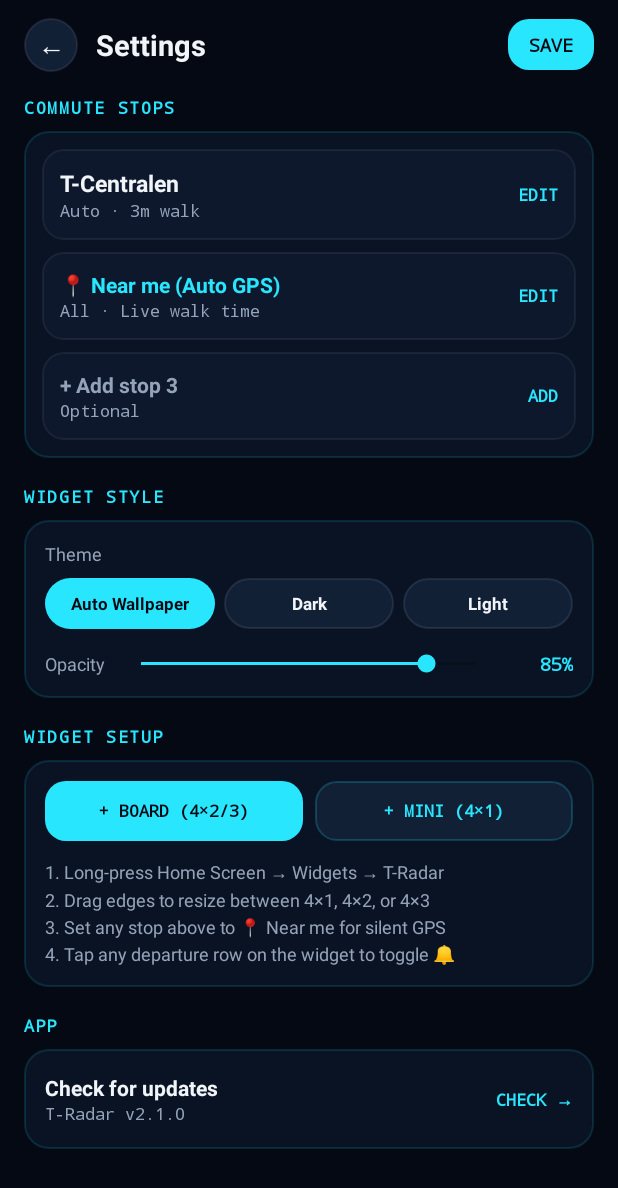
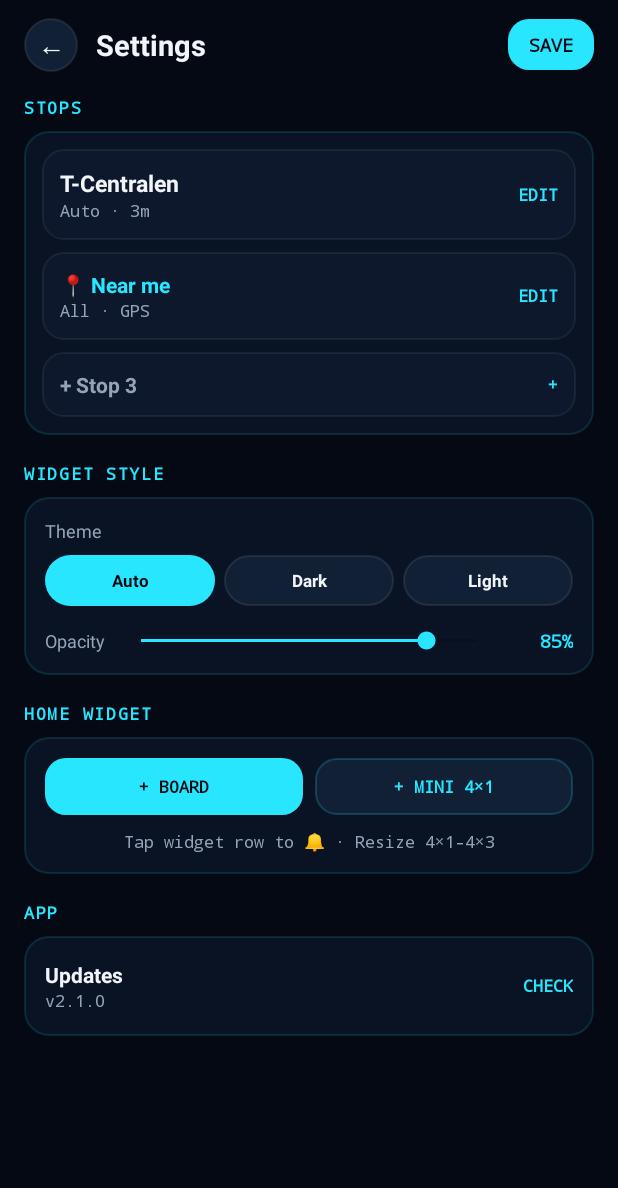
Before and after one commit to dnyx-fd3/sthlm-metro-android, an Android app: the screen it shows after launch (SettingsActivity), after a tap on an icon or button, on a phone screen of 412 x 824 dp. Shown: the top 1188 px of the screen. Run offline under Robolectric (Android 15) with nearby library versions, the phone set to English and light mode, and no system bars; network calls fail; pictures from the network do not load.

Commit message:
Multi-mode Near Me feed and streamlined app UI

```diff
--- a/app/src/main/java/se/dnyx/sthlmmetro/SettingsActivity.kt
+++ b/app/src/main/java/se/dnyx/sthlmmetro/SettingsActivity.kt
@@ -56,7 +56,7 @@ class SettingsActivity : AppCompatActivity() {
             val ok = grants[Manifest.permission.ACCESS_FINE_LOCATION] == true ||
                 grants[Manifest.permission.ACCESS_COARSE_LOCATION] == true
             if (ok) {
-                Toast.makeText(this, "📍 Near me ready — updates silently on widget!", Toast.LENGTH_SHORT).show()
+                Toast.makeText(this, "📍 Near me ready", Toast.LENGTH_SHORT).show()
             }
         }
 
@@ -214,7 +214,7 @@ class SettingsActivity : AppCompatActivity() {
             AnalyticsHelper.logWidgetPinned(this, styleName)
             manager.requestPinAppWidget(provider, null, null)
         } else {
-            Toast.makeText(this, "Long-press Home Screen → Widgets → T-Radar to add.", Toast.LENGTH_LONG).show()
+            Toast.makeText(this, "Long-press Home → Widgets → T-Radar", Toast.LENGTH_LONG).show()
         }
     }
 
@@ -353,21 +353,22 @@ class SettingsActivity : AppCompatActivity() {
         for (i in 0 until 3) {
             val s = slots[i]
             if (s != null) {
+                slotMetas[i].visibility = View.VISIBLE
                 if (s.isNearMe) {
-                    slotNames[i].text = "📍 Near me (Auto GPS)"
+                    slotNames[i].text = "📍 Near me"
                     slotNames[i].setTextColor(cyan)
-                    slotMetas[i].text = "${s.filter.label} · Live walk time"
+                    slotMetas[i].text = "${s.filter.label} · GPS"
                 } else {
                     slotNames[i].text = s.stationName
                     slotNames[i].setTextColor(primary)
-                    slotMetas[i].text = "${s.filter.label} · ${s.walkMinutes}m walk"
+                    slotMetas[i].text = "${s.filter.label} · ${s.walkMinutes}m"
                 }
                 slotActions[i]?.text = "EDIT"
             } else {
-                slotNames[i].text = "+ Add stop ${i + 1}"
+                slotNames[i].text = "+ Stop ${i + 1}"
                 slotNames[i].setTextColor(secondary)
-                slotMetas[i].text = "Optional"
-                slotActions[i]?.text = "ADD"
+                slotMetas[i].visibility = View.GONE
+                slotActions[i]?.text = "+"
             }
         }
     }
@@ -384,9 +385,9 @@ class SettingsActivity : AppCompatActivity() {
 
     private fun renderVersionLabel() {
         versionLabel.text = if (AnalyticsHelper.isDevExcluded(this)) {
-            "T-Radar v${BuildConfig.VERSION_NAME} · 🧪 TESTER"
+            "v${BuildConfig.VERSION_NAME} · 🧪 TESTER"
         } else {
-            "T-Radar v${BuildConfig.VERSION_NAME}"
+            "v${BuildConfig.VERSION_NAME}"
         }
     }
 
--- a/app/src/main/java/se/dnyx/sthlmmetro/SlApiClient.kt
+++ b/app/src/main/java/se/dnyx/sthlmmetro/SlApiClient.kt
@@ -38,7 +38,8 @@ data class StationOption(
     val name: String,
     val subtitle: String = "",
     val lat: Double = Double.NaN,
-    val lon: Double = Double.NaN
+    val lon: Double = Double.NaN,
+    val modes: Set<String> = emptySet()
 )
 
 object SlApiClient {
@@ -52,21 +53,24 @@ object SlApiClient {
     )
 
     val POPULAR_STATIONS = listOf(
-        StationOption(9001, "T-Centralen", "Metro · Pendeltåg", 59.3310, 18.0593),
-        StationOption(9203, "Universitetet", "Metro 14 · Roslagsbanan · Bus 50", 59.3656, 18.0550),
-        StationOption(9117, "Odenplan", "Metro · Pendeltåg · Bus", 59.3428, 18.0499),
-        StationOption(9600, "Stockholms östra", "Roslagsbanan · KTH", 59.3457, 18.0715),
-        StationOption(9192, "Slussen", "Metro Red/Green · Bus", 59.3195, 18.0722),
-        StationOption(9189, "Gullmarsplan", "Metro Green · Tvärbanan", 59.2989, 18.0810),
-        StationOption(9220, "Ropsten", "Metro 13 · Lidingöbanan", 59.3574, 18.1024),
-        StationOption(9293, "Liljeholmen", "Metro Red · Tvärbanan", 59.3106, 18.0227),
-        StationOption(9112, "Alvik", "Metro Green · Tvärbanan", 59.3335, 17.9806),
-        StationOption(9305, "Västra skogen", "Metro Blue 10/11", 59.3474, 18.0038),
-        StationOption(9529, "Älvsjö", "Pendeltåg 40–48", 59.2784, 18.0108),
-        StationOption(9509, "Solna", "Pendeltåg · Tvärbanan", 59.3653, 18.0099),
-        StationOption(9109, "Brommaplan", "Metro Green · Bus", 59.3385, 17.9396),
-        StationOption(7006, "Flemingsberg", "Pendeltåg · Campus", 59.2185, 17.9467)
+        StationOption(9001, "T-Centralen", "Metro · Pendel · Tram", 59.3310, 18.0593, setOf("METRO", "TRAIN", "TRAM", "BUS")),
+        StationOption(9203, "Universitetet", "Metro 14 · Roslagsbanan · Bus", 59.3656, 18.0550, setOf("METRO", "TRAIN", "BUS")),
+        StationOption(9117, "Odenplan", "Metro · Pendel · Bus", 59.3428, 18.0499, setOf("METRO", "TRAIN", "BUS")),
+        StationOption(9600, "Stockholms östra", "Roslagsbanan · Metro", 59.3457, 18.0715, setOf("TRAIN", "METRO", "BUS")),
+        StationOption(9192, "Slussen", "Metro · Saltsjöbanan · Bus", 59.3195, 18.0722, setOf("METRO", "TRAIN", "BUS", "SHIP")),
+        StationOption(9189, "Gullmarsplan", "Metro · Tvärbanan · Bus", 59.2989, 18.0810, setOf("METRO", "TRAM", "BUS")),
+        StationOption(9220, "Ropsten", "Metro 13 · Lidingöbanan", 59.3574, 18.1024, setOf("METRO", "TRAM", "BUS")),
+        StationOption(9293, "Liljeholmen", "Metro · Tvärbanan · Bus", 59.3106, 18.0227, setOf("METRO", "TRAM", "BUS")),
+        StationOption(9112, "Alvik", "Metro · Tvärbanan · Nockeby", 59.3335, 17.9806, setOf("METRO", "TRAM", "BUS")),
+        StationOption(9305, "Västra skogen", "Metro Blue 10/11", 59.3474, 18.0038, setOf("METRO", "BUS")),
+        StationOption(9529, "Älvsjö", "Pendeltåg 40–48", 59.2784, 18.0108, setOf("TRAIN", "BUS")),
+        StationOption(9509, "Solna", "Pendeltåg · Tvärbanan", 59.3653, 18.0099, setOf("TRAIN", "TRAM", "BUS")),
+        StationOption(9109, "Brommaplan", "Metro Green · Bus", 59.3385, 17.9396, setOf("METRO", "BUS")),
+        StationOption(7006, "Flemingsberg", "Pendeltåg · Campus", 59.2185, 17.9467, setOf("TRAIN", "BUS"))
     )
+
+    private val POPULAR_MODES_BY_ID: Map<Int, Set<String>> =
+        POPULAR_STATIONS.associate { it.siteId to it.modes }
 
     private fun httpGet(urlStr: String, timeoutMs: Int = 12000): String {
         val conn = (URL(urlStr).openConnection() as HttpURLConnection).apply {
@@ -166,7 +170,11 @@ object SlApiClient {
     }
 
     fun fetchAllSites(): List<StationOption> {
-        val raw = httpGet("$BASE_URL/sites", timeoutMs = 15000)
+        val raw = try {
+            httpGet("$BASE_URL/sites?expand=true", timeoutMs = 20000)
+        } catch (_: Exception) {
+            httpGet("$BASE_URL/sites", timeoutMs = 15000)
+        }
         val arr = JSONArray(raw)
         val out = ArrayList<StationOption>(arr.length())
         for (i in 0 until arr.length()) {
@@ -176,7 +184,23 @@ object SlApiClient {
             if (id > 0 && name.isNotEmpty()) {
                 val lat = obj.optDouble("lat", Double.NaN)
                 val lon = obj.optDouble("lon", Double.NaN)
-                out.add(StationOption(id, name, "SL #$id", lat, lon))
+                val modes = mutableSetOf<String>()
+                val stopAreas = obj.optJSONArray("stop_areas")
+                if (stopAreas != null) {
+                    for (j in 0 until stopAreas.length()) {
+                        val sa = stopAreas.optJSONObject(j) ?: continue
+                        val type = sa.optString("type", "").uppercase()
+                        when {
+                            type.contains("METRO") -> modes.add("METRO")
+                            type.contains("RAIL") || type.contains("TRAIN") -> modes.add("TRAIN")
+                            type.contains("TRAM") -> modes.add("TRAM")
+                            type.contains("SHIP") || type.contains("FERRY") -> modes.add("SHIP")
+                            type.contains("BUS") -> modes.add("BUS")
+                        }
+                    }
+                }
+                POPULAR_MODES_BY_ID[id]?.let { modes.addAll(it) }
+                out.add(StationOption(id, name, "SL #$id", lat, lon, modes))
             }
         }
         return out
--- a/app/src/main/java/se/dnyx/sthlmmetro/WidgetPrefs.kt
+++ b/app/src/main/java/se/dnyx/sthlmmetro/WidgetPrefs.kt
@@ -112,8 +112,8 @@ object WidgetPrefs {
     private const val LEGACY_SLOTS_JSON = "slots_json_"
     private const val LEGACY_OPACITY = "opacity_pct_"
 
-    private const val KEY_SITES_JSON = "cached_sites_v2_json"
-    private const val KEY_SITES_FETCHED_MS = "cached_sites_v2_ms"
+    private const val KEY_SITES_JSON = "cached_sites_v3_json"
+    private const val KEY_SITES_FETCHED_MS = "cached_sites_v3_ms"
     private const val SITES_CACHE_TTL_MS = 7L * 24L * 60L * 60L * 1000L
 
     const val NEAR_ME_SITE_ID = -100
@@ -363,6 +363,9 @@ object WidgetPrefs {
             if (!s.lat.isNaN() && !s.lon.isNaN()) {
                 o.put("la", s.lat).put("lo", s.lon)
             }
+            if (s.modes.isNotEmpty()) {
+                o.put("m", s.modes.joinToString(","))
+            }
             arr.put(o)
         }
         context.applicationContext.getSharedPreferences(CACHE_PREFS_NAME, Context.MODE_PRIVATE).edit()
@@ -384,13 +387,20 @@ object WidgetPrefs {
                 val id = o.optInt("id", -1)
                 val name = o.optString("n", "")
                 if (id > 0 && name.isNotEmpty()) {
+                    val modesStr = o.optString("m", "")
+                    val modes = if (modesStr.isNotEmpty()) {
+                        modesStr.split(",").filter { it.isNotEmpty() }.toSet()
+                    } else {
+                        emptySet()
+                    }
                     out.add(
                         StationOption(
                             siteId = id,
                             name = name,
                             subtitle = "SL #$id",
                             lat = o.optDouble("la", Double.NaN),
-                            lon = o.optDouble("lo", Double.NaN)
+                            lon = o.optDouble("lo", Double.NaN),
+                            modes = modes
                         )
                     )
                 }
--- a/app/src/main/res/layout/activity_departure_reminder.xml
+++ b/app/src/main/res/layout/activity_departure_reminder.xml
@@ -107,7 +107,7 @@
                 android:layout_width="0dp"
                 android:layout_height="wrap_content"
                 android:layout_weight="1"
-                android:text="Walk buffer"
+                android:text="Walk"
                 android:textColor="@color/text_primary"
                 android:textSize="13sp"
                 android:textStyle="bold" />
--- a/app/src/main/res/layout/activity_settings.xml
+++ b/app/src/main/res/layout/activity_settings.xml
@@ -68,13 +68,13 @@
             android:paddingEnd="16dp"
             android:paddingBottom="24dp">
 
-            <!-- SECTION 1: MY 3 COMMUTE STOPS -->
+            <!-- SECTION 1: STOPS -->
             <TextView
                 android:layout_width="wrap_content"
                 android:layout_height="wrap_content"
                 android:fontFamily="monospace"
                 android:letterSpacing="0.1"
-                android:text="COMMUTE STOPS"
+                android:text="STOPS"
                 android:textColor="@color/cyan_accent"
                 android:textSize="11sp"
                 android:textStyle="bold" />
@@ -268,7 +268,7 @@
                         android:layout_weight="1"
                         android:background="@drawable/chip_active"
                         android:gravity="center"
-                        android:text="Auto Wallpaper"
+                        android:text="Auto"
                         android:textColor="@color/bg_dark"
                         android:textSize="11sp"
                         android:textStyle="bold" />
@@ -338,14 +338,14 @@
                 </LinearLayout>
             </LinearLayout>
 
-            <!-- SECTION 3: WIDGET SETUP GUIDE + 1-TAP PIN -->
+            <!-- SECTION 3: WIDGET -->
             <TextView
                 android:layout_width="wrap_content"
                 android:layout_height="wrap_content"
                 android:layout_marginTop="18dp"
                 android:fontFamily="monospace"
                 android:letterSpacing="0.1"
-                android:text="WIDGET SETUP"
+                android:text="HOME WIDGET"
                 android:textColor="@color/cyan_accent"
                 android:textSize="11sp"
                 android:textStyle="bold" />
@@ -366,13 +366,13 @@
                     <TextView
                         android:id="@+id/btn_pin_board"
                         android:layout_width="0dp"
-                        android:layout_height="40dp"
+                        android:layout_height="38dp"
                         android:layout_marginEnd="8dp"
                         android:layout_weight="1"
                         android:background="@drawable/btn_primary_bg"
                         android:fontFamily="monospace"
                         android:gravity="center"
-                        android:text="+ BOARD (4×2/3)"
+                        android:text="+ BOARD"
                         android:textColor="@color/bg_dark"
                         android:textSize="11sp"
                         android:textStyle="bold" />
@@ -380,12 +380,12 @@
                     <TextView
                         android:id="@+id/btn_pin_mini"
                         android:layout_width="0dp"
-                        android:layout_height="40dp"
+                        android:layout_height="38dp"
                         android:layout_weight="1"
                         android:background="@drawable/btn_secondary_bg"
                         android:fontFamily="monospace"
                         android:gravity="center"
-                        android:text="+ MINI (4×1)"
+                        android:text="+ MINI 4×1"
                         android:textColor="@color/cyan_accent"
                         android:textSize="11sp"
                         android:textStyle="bold" />
@@ -394,11 +394,12 @@
                 <TextView
                     android:layout_width="match_parent"
                     android:layout_height="wrap_content"
-                    android:layout_marginTop="12dp"
-                    android:lineSpacingExtra="4dp"
-                    android:text="1. Long-press Home Screen → Widgets → T-Radar\n2. Drag edges to resize between 4×1, 4×2, or 4×3\n3. Set any stop above to 📍 Near me for silent GPS\n4. Tap any departure row on the widget to toggle 🔔"
+                    android:layout_marginTop="10dp"
+                    android:fontFamily="monospace"
+                    android:gravity="center"
+                    android:text="Tap widget row to 🔔 · Resize 4×1–4×3"
                     android:textColor="@color/text_secondary"
-                    android:textSize="12sp" />
+                    android:textSize="11sp" />
             </LinearLayout>
 
             <!-- SECTION 4: APP & UPDATES -->
@@ -440,7 +441,7 @@
                             android:id="@+id/set_update_title"
                             android:layout_width="wrap_content"
                             android:layout_height="wrap_content"
-                            android:text="Check for updates"
+                            android:text="Updates"
                             android:textColor="@color/text_primary"
                             android:textSize="14sp"
                             android:textStyle="bold" />
@@ -450,7 +451,7 @@
                             android:layout_width="wrap_content"
                             android:layout_height="wrap_content"
                             android:fontFamily="monospace"
-                            android:text="T-Radar v2.0.0"
+                            android:text="v2.1.0"
                             android:textColor="@color/text_secondary"
                             android:textSize="11sp" />
                     </LinearLayout>
@@ -460,7 +461,7 @@
                         android:layout_width="wrap_content"
                         android:layout_height="wrap_content"
                         android:fontFamily="monospace"
-                        android:text="CHECK →"
+                        android:text="CHECK"
                         android:textColor="@color/cyan_accent"
                         android:textSize="11sp"
                         android:textStyle="bold" />
--- a/app/src/main/res/layout/activity_widget_location.xml
+++ b/app/src/main/res/layout/activity_widget_location.xml
@@ -31,7 +31,7 @@
             android:layout_width="match_parent"
             android:layout_height="wrap_content"
             android:layout_marginTop="4dp"
-            android:text="Finding closest SL stop…"
+            android:text="Locating…"
             android:textColor="@color/text_primary"
             android:textSize="17sp"
             android:textStyle="bold" />
@@ -41,7 +41,7 @@
             android:layout_width="match_parent"
             android:layout_height="wrap_content"
             android:layout_marginTop="6dp"
-            android:text="Allow location access to show departures &amp; walk time for your nearest stop."
+            android:text="Used once for silent widget Near me."
             android:textColor="@color/text_secondary"
             android:textSize="12sp" />
 
@@ -63,7 +63,7 @@
             android:background="@drawable/btn_primary_bg"
             android:fontFamily="monospace"
             android:gravity="center"
-            android:text="ALLOW LOCATION"
+            android:text="ALLOW"
             android:textColor="@color/bg_dark"
             android:textSize="12sp"
             android:textStyle="bold" />
--- a/app/src/main/res/layout/dialog_station_picker.xml
+++ b/app/src/main/res/layout/dialog_station_picker.xml
@@ -54,7 +54,7 @@
         android:background="@drawable/chip_radar_bg"
         android:fontFamily="monospace"
         android:gravity="center"
-        android:text="📍 USE NEAR ME (AUTO GPS)"
+        android:text="📍 Near me (GPS)"
         android:textColor="@color/cyan_accent"
         android:textSize="12sp"
         android:textStyle="bold" />
@@ -139,7 +139,7 @@
             android:layout_width="0dp"
             android:layout_height="wrap_content"
             android:layout_weight="1"
-            android:text="Walk reminder"
+            android:text="Walk"
             android:textColor="@color/text_secondary"
             android:textSize="12sp" />
 
@@ -183,7 +183,7 @@
         android:layout_height="42dp"
         android:layout_marginTop="10dp"
         android:background="@drawable/input_bg"
-        android:hint="Or search any SL stop…"
+        android:hint="Search stops…"
         android:imeOptions="actionSearch"
         android:inputType="text"
         android:maxLines="1"
--- a/app/src/main/res/layout/item_departure.xml
+++ b/app/src/main/res/layout/item_departure.xml
@@ -6,9 +6,9 @@
     android:gravity="center_vertical"
     android:orientation="horizontal"
     android:paddingStart="12dp"
-    android:paddingTop="11dp"
+    android:paddingTop="9dp"
     android:paddingEnd="14dp"
-    android:paddingBottom="11dp">
+    android:paddingBottom="9dp">
 
     <TextView
         android:id="@+id/dep_badge"
```
Also changed, not shown: app/src/main/java/se/dnyx/sthlmmetro/AppUpdater.kt (+8 -8 lines), app/src/main/java/se/dnyx/sthlmmetro/DepartureReminderActivity.kt (+7 -7 lines), app/src/main/java/se/dnyx/sthlmmetro/LocationHelper.kt (+56 -3 lines), app/src/main/java/se/dnyx/sthlmmetro/MainActivity.kt (+202 -58 lines), app/src/main/java/se/dnyx/sthlmmetro/MetroWidgetProvider.kt (+4 -4 lines), app/src/main/java/se/dnyx/sthlmmetro/WidgetLocationActivity.kt (+6 -6 lines), app/src/main/res/layout/activity_main.xml (+28 -28 lines).
